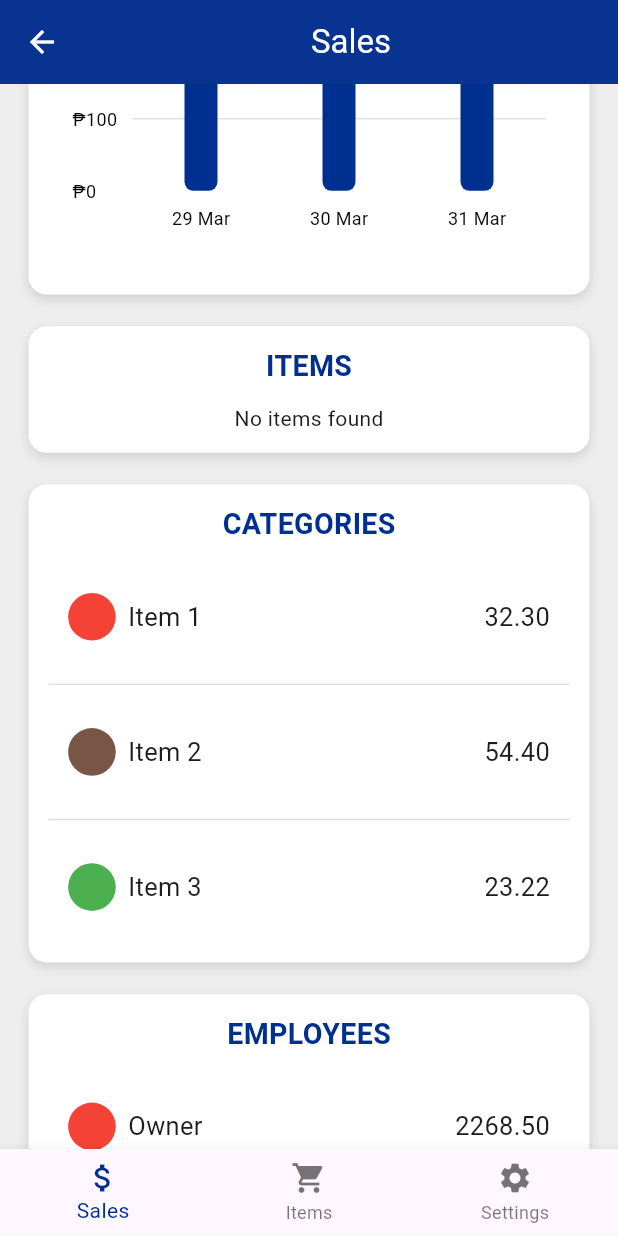
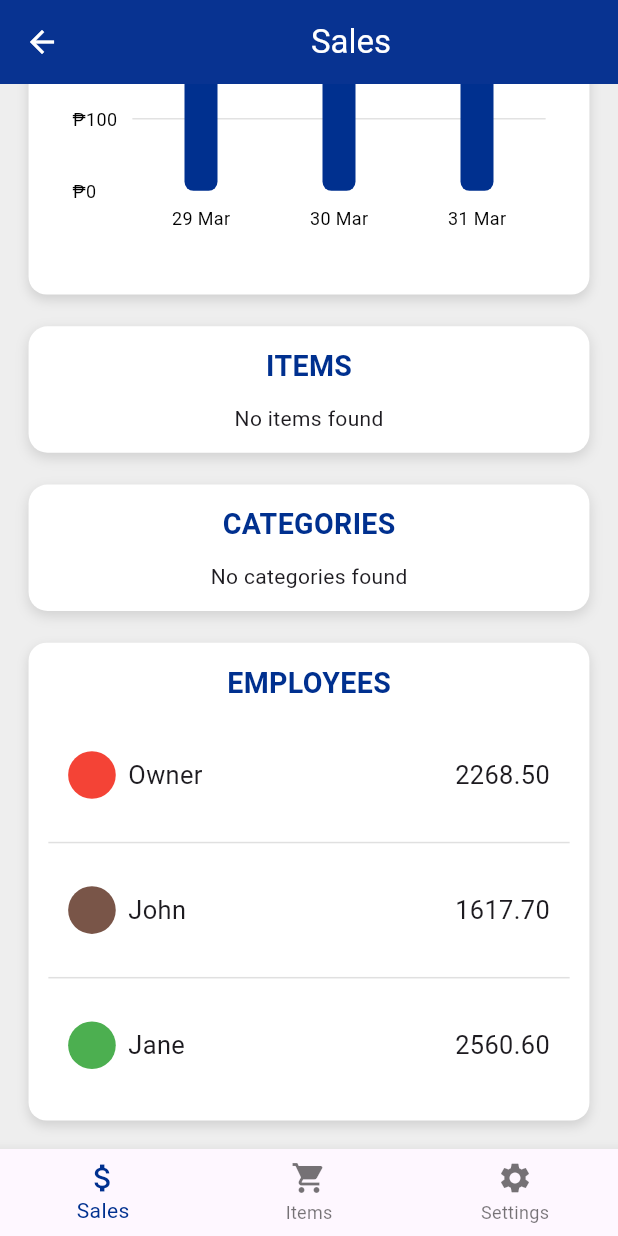
Before and after one commit to jeremaban/pos-dashboard-project, a Flutter app: the DashboardScreen screen opened by its route, scrolled down 525 dp, on a phone screen of 412 x 824 dp. Run offline on Flutter 3.47's test engine with Material 3 defaults, Android fonts, the phone set to English and light mode, and no system bars; drawn by our look-alikes of fl_chart; our stand-ins replace dio, get, get_storage, percent_indicator; accounts and stored records are empty; network calls fail.

Commit message:
revised categories section

```diff
--- a/lib/core/api/api_client.dart
+++ b/lib/core/api/api_client.dart
@@ -65,6 +65,8 @@ class ApiClient {
       );
 
       print("Response received: ${response.statusCode}");
+
+      print("Response data: ${jsonEncode(response.data)}");
       return response;
     } on DioException catch (e) {
       print("POST request failed on api_client.dart: ${e.type} - ${e.message}");
--- a/lib/core/utils/dimensions.dart
+++ b/lib/core/utils/dimensions.dart
@@ -6,6 +6,7 @@ class Dimensions {
   static double screenWidth = Get.context!.width; //500
 
   //height
+  static double height6 = screenHeight / 129.73333740234375;
   static double height8 = screenHeight / 97.30000305175781;
   static double height10 = screenHeight / 75.44000244140625;
   static double height12 = screenHeight / 64.86666870117188;
--- a/lib/presentation/controllers/item_controller.dart
+++ b/lib/presentation/controllers/item_controller.dart
@@ -11,6 +11,9 @@ class ItemController extends GetxController {
   List<Items> _itemList = [];
   List<Items> get itemList => _itemList;
 
+  List<Categories> _categoryList = [];
+  List<Categories> get categoryList => _categoryList;
+
   Future<void> getItemList() async {
     try {
       dio.Response response = await itemRepository.getItemList();
@@ -19,11 +22,18 @@ class ItemController extends GetxController {
         print("Got data. Source: item_controller.dart");
         ItemModel itemModel = ItemModel.fromJson(response.data);
         _itemList = itemModel.items;
+        _categoryList = itemModel.categories;
         update();
 
         print("Number of items loaded: ${_itemList.length}");
+        print("Number of categories loaded: ${_categoryList.length}");
+
         if (_itemList.isNotEmpty) {
           print("Sample item: ${_itemList.first}");
+        }
+
+        if (_categoryList.isNotEmpty) {
+          print("Sample category: ${_categoryList.first}");
         }
       } else {
         print("No data. Source: item_controller.dart, status code: ${response.statusCode}");
@@ -32,4 +42,8 @@ class ItemController extends GetxController {
       print("Error fetching item list: $e");
     }
   }
+
+  List<Items> getItemsByCategory(int categoryId) {
+    return _itemList.where((item) => item.categoryId == categoryId).toList();
+  }
 }
--- a/lib/presentation/screens/categories/categories_section.dart
+++ b/lib/presentation/screens/categories/categories_section.dart
@@ -1,28 +1,29 @@
 import 'package:flutter/material.dart';
+import 'package:get/get.dart';
+import 'package:pos_dashboard/core/utils/app_constants.dart';
 import 'package:pos_dashboard/core/utils/dimensions.dart';
-import 'categories_widget.dart';
+import 'package:pos_dashboard/data/models/items_model.dart';
+import 'package:pos_dashboard/presentation/controllers/item_controller.dart';
+import 'package:pos_dashboard/presentation/screens/categories/categories_widget.dart';
+import 'package:pos_dashboard/presentation/screens/items/items_widget.dart';
 
 class CategoriesSection extends StatelessWidget {
   const CategoriesSection({super.key});
 
   @override
   Widget build(BuildContext context) {
-    List<Map<String, dynamic>> categories = [
-      {"name": "Item 1", "sales": 32.3, "color": Colors.red},
-      {"name": "Item 2", "sales": 54.4, "color": Colors.brown},
-      {"name": "Item 3", "sales": 23.22, "color": Colors.green},
-    ];
+    final ItemController itemController = Get.find<ItemController>();
 
     return Container(
       padding: EdgeInsets.all(Dimensions.width16),
       decoration: BoxDecoration(
         color: Colors.white,
-        borderRadius: BorderRadius.circular(12),
+        borderRadius: BorderRadius.circular(Dimensions.height12),
         boxShadow: [
           BoxShadow(
             color: Colors.black12,
-            blurRadius: 6,
-            offset: Offset(0, 3),
+            blurRadius: Dimensions.height6,
+            offset: const Offset(0, 3),
           ),
         ],
       ),
@@ -35,27 +36,77 @@ class CategoriesSection extends StatelessWidget {
               style: TextStyle(
                 fontWeight: FontWeight.bold,
                 fontSize: Dimensions.font18,
-                color: Color(0xFF00308F), // Air Force Blue
+                color: const Color(0xFF00308F), // Air Force Blue
               ),
             ),
           ),
           SizedBox(height: Dimensions.height10),
-          ListView.separated(
+          GetBuilder<ItemController>(
+            builder: (controller) {
+              if (controller.categoryList.isEmpty) {
+                return const Center(child: Text("No categories found"));
+              }
+
+              Map<Categories, double> categoryPriceMap = {};
+
+              for (var category in controller.categoryList) {
+                List<Items> categoryItems = controller.itemList
+                    .where((item) => item.categoryId == category.id)
+                    .toList();
+
+                double totalPrice = 0;
+                for (var item in categoryItems) {
+                  //PRICE FOR UI, CHANGE TO SALES LATER
+                  totalPrice += item.price ?? 0;
+                }
+
+                categoryPriceMap[category] = totalPrice;
+              }
+
+              return ListView.separated(
                 shrinkWrap: true,
-            physics: NeverScrollableScrollPhysics(),
-            itemCount: categories.length,
+                physics: const NeverScrollableScrollPhysics(),
+                itemCount: controller.categoryList.length,
                 separatorBuilder: (context, index) => Divider(
                   color: Colors.grey.shade300,
                   thickness: 1,
                 ),
                 itemBuilder: (context, index) {
+                  var category = controller.categoryList[index];
+                  double totalPrice = categoryPriceMap[category] ?? 0;
+
                   return Padding(
                     padding: EdgeInsets.symmetric(vertical: Dimensions.height8),
                     child: CategoriesWidget(
-                  categoryName: categories[index]['name'],
-                  netSales: categories[index]['sales'],
-                  circleColor: categories[index]['color'],
+                      categoryName: category.categoryName ?? "Unknwon Category",
+                      totalSales: totalPrice,
                       ),
+                  );
+
+                  // String itemName = item.itemName ?? "Unknown Item";
+                  // if (itemName.length > 20) {
+                  //   itemName = '${itemName.substring(0, 20)}...';
+                  // }
+
+                  // int quantity = item.currentStock ?? 0;
+                  // String imageUrl = "${AppConstants.BASE_URL}${item.imgUrl}";
+
+                  // return Padding(
+                  //   padding: EdgeInsets.symmetric(vertical: Dimensions.height8),
+                  //   child: ItemsWidget(
+                  //     itemName: itemName,
+                  //     quantity: quantity,
+                  //     itemImage: Image.network(
+                  //       imageUrl,
+                  //       width: 60,
+                  //       height: 60,
+                  //       fit: BoxFit.cover,
+                  //       errorBuilder: (context, error, stackTrace) =>
+                  //           const Icon(Icons.image_not_supported),
+                  //     ),
+                  //   ),
+                  // );
+                },
               );
             },
           ),
--- a/lib/presentation/screens/categories/categories_widget.dart
+++ b/lib/presentation/screens/categories/categories_widget.dart
@@ -3,14 +3,12 @@ import 'package:pos_dashboard/core/utils/dimensions.dart';
 
 class CategoriesWidget extends StatelessWidget {
   final String categoryName;
-  final double netSales;
-  final Color circleColor;
+  final double totalSales;
 
   const CategoriesWidget({
     super.key,
-    required this.netSales,
     required this.categoryName,
-    required this.circleColor
+    required this.totalSales,
   });
 
   @override
@@ -22,10 +20,17 @@ class CategoriesWidget extends StatelessWidget {
         children: [
           Row(
             children: [
-              CircleAvatar(
-                backgroundColor: circleColor,
-                radius: Dimensions.radius15,
-              ),
+              // CircleAvatar(
+              //   radius: Dimensions.radius15,
+              //   backgroundColor: Colors.grey[200],
+              //   child: ClipOval(
+              //     child: SizedBox(
+              //       width: 30,
+              //       height: 30,
+              //       child: categoryImage,
+              //     ),
+              //   ),
+              // ),
               SizedBox(width: Dimensions.width10),
               Text(
                 categoryName,
@@ -34,11 +39,11 @@ class CategoriesWidget extends StatelessWidget {
             ],
           ),
           Text(
-            netSales.toStringAsFixed(2),
+            totalSales.toString(),
             style: TextStyle(fontSize: Dimensions.font16),
           ),
         ],
-      )
+      ),
     );
   }
 }
--- a/lib/presentation/screens/items/item_section.dart
+++ b/lib/presentation/screens/items/item_section.dart
@@ -12,18 +12,18 @@ class ItemsSection extends StatelessWidget {
 
   @override
   Widget build(BuildContext context) {
-        final ThemeController themeController = Get.find();
+    final ThemeController themeController = Get.find();
     final ItemController itemController = Get.find<ItemController>();
 
     return Container(
       padding: EdgeInsets.all(Dimensions.width16),
       decoration: BoxDecoration(
         color: Colors.white,
-        borderRadius: BorderRadius.circular(12),
+        borderRadius: BorderRadius.circular(Dimensions.height12),
         boxShadow: [
           BoxShadow(
             color: Colors.black12,
-            blurRadius: 6,
+            blurRadius: Dimensions.height6,
             offset: Offset(0, 3),
           ),
         ],
@@ -68,7 +68,7 @@ class ItemsSection extends StatelessWidget {
                     itemName = '${itemName.substring(0, 20)}...';
                   }
 
-                  int quantity = item.currentStock ?? 0;
+                  double quantity = item.price ?? 0;
 
                   String imageUrl = "${AppConstants.BASE_URL}${item.imgUrl}";
 
--- a/lib/presentation/screens/items/items_widget.dart
+++ b/lib/presentation/screens/items/items_widget.dart
@@ -3,7 +3,7 @@ import 'package:pos_dashboard/core/utils/dimensions.dart';
 
 class ItemsWidget extends StatelessWidget {
   final String itemName;
-  final int quantity;
+  final double quantity;
   final Widget itemImage;
 
   const ItemsWidget({
```
Also changed, not shown: 1 other file. Lines whose indentation alone changed are shown as unchanged.
